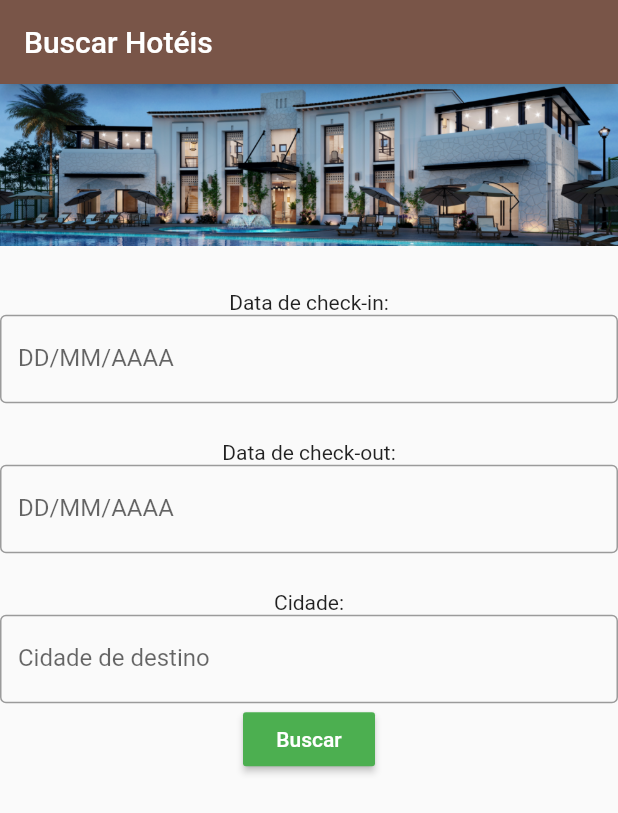
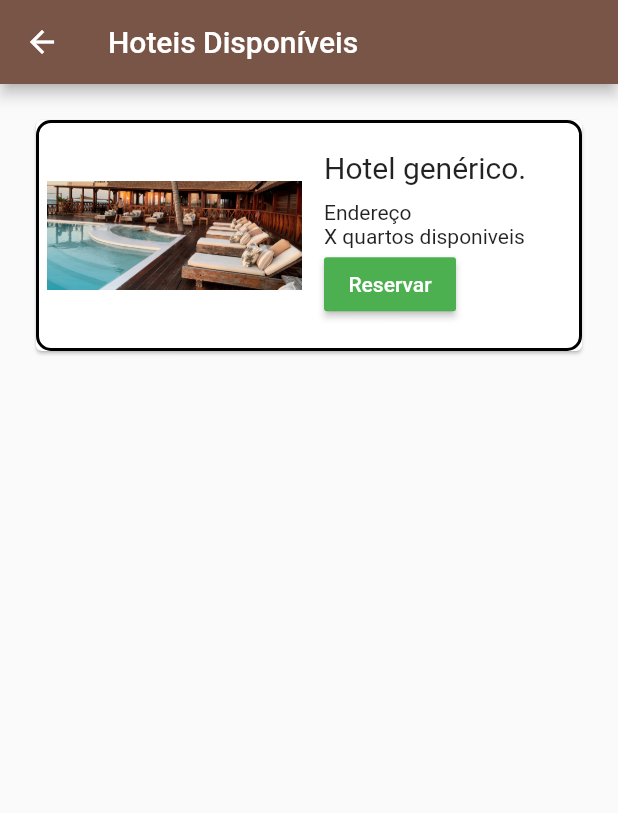
Before and after one commit to ecorreas/App-Hotel-RPIV, a Flutter app: the screen it shows after launch, after a tap on "Buscar", on a phone screen of 412 x 824 dp. Shown: the top 813 px of the screen. Run offline on Flutter 3.47's test engine with Material 2 defaults, Android fonts, the phone set to English and light mode, and no system bars.

Commit message:
tela hoteis encontrados e navegação.

```diff
--- /dev/null
+++ b/hotel/lib/hoteis_disponiveis.dart
@@ -0,0 +1,79 @@
+import 'package:flutter/material.dart';
+
+class Hoteis_Disponiveis extends StatefulWidget {
+  @override
+  _Hoteis_DisponiveisState createState() => _Hoteis_DisponiveisState();
+}
+
+class _Hoteis_DisponiveisState extends State<Hoteis_Disponiveis> {
+  @override
+  Widget build(BuildContext context) {
+    return Scaffold(
+        appBar: AppBar(
+          title: Text('Hoteis Disponíveis'),
+        ),
+        body: Container(
+          child: Column(
+            children: [
+              Container(
+                child: Padding(
+                  padding: const EdgeInsets.all(20.0),
+                  child: Card(
+                    child: Container(
+                      decoration: myBoxDecoration(),
+                      child: Row(
+                        children:[
+                          SizedBox(
+                            height: 150,
+                            width: 180,
+                            child: Padding(
+                              padding: const EdgeInsets.all(5.0),
+                              child: Image.asset('assets/imagens/hotelreserva1.jpg'),
+                            ),
+                          ),
+                          Padding(
+                            padding: const EdgeInsets.all(10),
+                            child: Align(
+                              alignment: Alignment.topLeft,
+                            child: Column(
+                              mainAxisAlignment: MainAxisAlignment.start,
+                              crossAxisAlignment: CrossAxisAlignment.start,
+                              children: [
+                                Text('Hotel genérico.',
+                                  style: TextStyle(fontSize: 20),),
+                                Container(height: 10,),
+                                Text('Endereço'),
+                                Text('X quartos disponiveis'),
+                                RaisedButton(
+                                  child: Text('Reservar'),
+                                  onPressed: (){},
+                                  color: Colors.green,
+                                  textColor: Colors.white,
+                                ),
+                              ],
+                            ),
+                            ),
+                          ),
+                        ],
+                      ),
+                    ),
+                  ),
+                ),
+              ),
+            ],
+          ),
+        ),
+    );
+  }
+}
+
+BoxDecoration myBoxDecoration() {
+  return BoxDecoration(
+    border: Border.all(
+      width: 2.0
+    ),
+    borderRadius: BorderRadius.all(
+        Radius.circular(10.0) //
+    ),
+  );
+}
--- a/hotel/lib/tela_reservas.dart
+++ b/hotel/lib/tela_reservas.dart
@@ -1,5 +1,7 @@
 
 import 'package:flutter/material.dart';
+
+import 'hoteis_disponiveis.dart';
 
 class TelaReservas extends StatefulWidget {
   // This widget is the root of your application.
@@ -58,9 +60,9 @@ class DadosReserva extends State<TelaReservas> {
               RaisedButton(
                 child: Text('Buscar'),
                 onPressed: (){
-                  // Navigator.of(context).push(
-                  //     MaterialPageRoute(builder: (context) => ()),
-                  // );
+                  Navigator.of(context).push(
+                      MaterialPageRoute(builder: (context) => Hoteis_Disponiveis()),
+                  );
                 },
                 color: Colors.green,
                 textColor: Colors.white,
```
